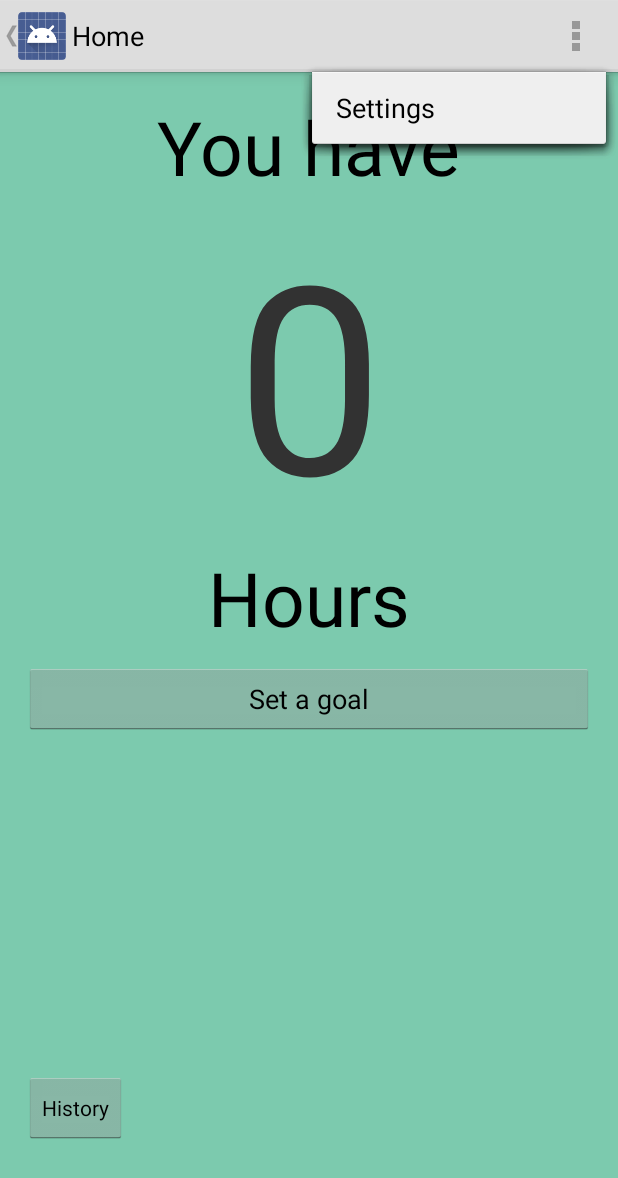
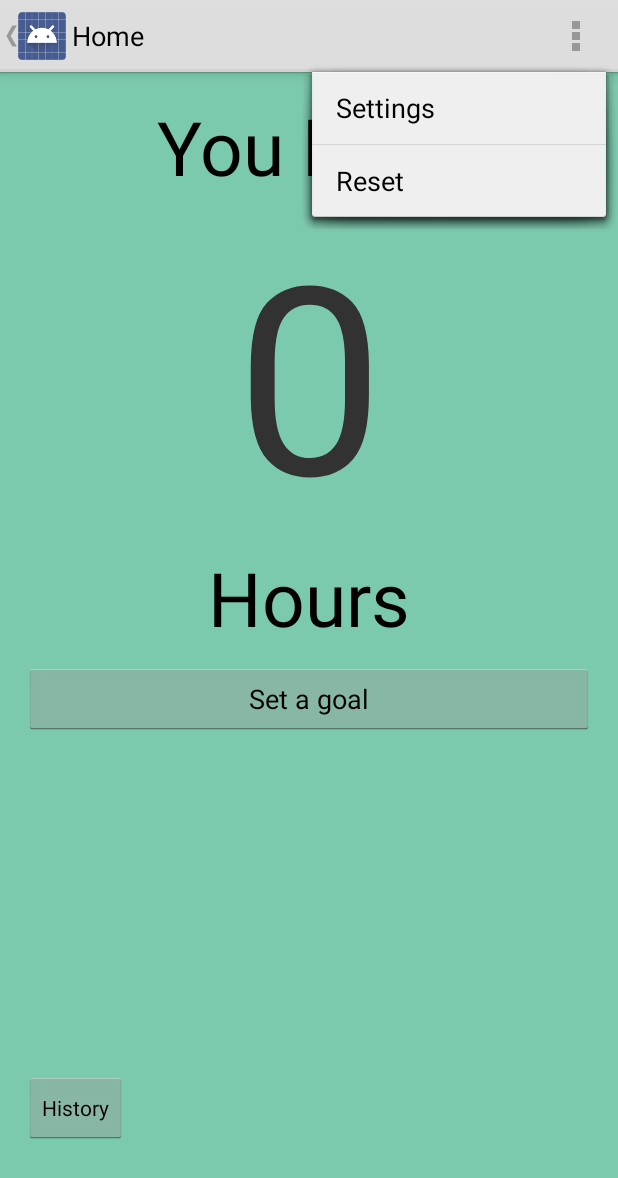
Before and after one commit to axtscz/ServiceAssistant, an Android app: the screen it shows after launch (MainActivity), with the options menu open, on a phone screen of 412 x 824 dp. Shown: the top 1178 px of the screen. Run offline under Robolectric (Android 15) with nearby library versions, the phone set to English and light mode, and no system bars; 2 statements that could not run were skipped.

Commit message:
3rd commit

```diff
--- a/app/src/main/java/com/collusion/serviceassistant/HomeFragment.java
+++ b/app/src/main/java/com/collusion/serviceassistant/HomeFragment.java
@@ -13,6 +13,9 @@ import android.os.Bundle;
 import android.support.v4.app.NotificationCompat;
 import android.util.Log;
 import android.view.LayoutInflater;
+import android.view.Menu;
+import android.view.MenuInflater;
+import android.view.MenuItem;
 import android.view.View;
 import android.view.ViewGroup;
 import android.widget.Button;
@@ -37,8 +40,29 @@ public class HomeFragment extends Fragment {
             Bundle savedInstanceState) {
 
         View rootView = inflater.inflate(R.layout.fragment_home, container, false);
+        setHasOptionsMenu(true);
+        return rootView;
+    }
 
-        return rootView;
+    public void onCreateOptionsMenu(Menu menu, MenuInflater inflater) {
+        inflater.inflate(R.menu.home_menu, menu);
+        //fav.setIcon(R.drawable.btn_star_big_off);
+        super.onCreateOptionsMenu(menu, inflater);
+    }
+
+    public boolean onOptionsItemSelected(MenuItem item) {
+        switch (item.getItemId()) {
+            case R.id.reset:
+                reset();
+                return false;
+            //case R.id.fragment_menu_item:
+                // Do Fragment menu item stuff here
+                //return true;
+            default:
+                break;
+        }
+
+        return false;
     }
 
     public void onViewCreated(View view, Bundle savedInstanceState)
@@ -64,10 +88,17 @@ public class HomeFragment extends Fragment {
         Button button = (Button) getView().findViewById(R.id.goalButton);
         button.setOnClickListener(goalDialogLaunch);
 
+        alarmDeterminate();
+
+
+    }
+
+    public void alarmDeterminate()
+    {
         Calendar cal = Calendar.getInstance();
         int currentDay = cal.get(Calendar.DAY_OF_MONTH);
         Log.i("INFO", String.valueOf(currentDay));
-        int secondsUntilday = 31-currentDay;//*24*60*60;
+        int secondsUntilday = 31-currentDay;
         secondsUntilday = secondsUntilday*24;
         secondsUntilday = secondsUntilday*60;
         secondsUntilday = secondsUntilday*60;
@@ -458,39 +489,6 @@ public class HomeFragment extends Fragment {
 
             Integer hoursToGo = goalNum - hourstoDate;
             String hoursToGoStr = Integer.toString(hoursToGo);
-
-            if (currentDay > 10) {
-                /*
-                NotificationCompat.Builder mBuilder =
-                        new NotificationCompat.Builder(this)
-                                .setSmallIcon(R.drawable.notification_icon64)
-                                .setContentTitle("Goal update")
-                                .setContentText("You only need " + hoursToGoStr + " hours to reach this months goal");
-// Creates an explicit intent for an Activity in your app
-                Intent resultIntent = new Intent(this, MainActivity.class);
-
-// The stack builder object will contain an artificial back stack for the
-// started Activity.
-// This ensures that navigating backward from the Activity leads out of
-// your application to the Home screen.
-                TaskStackBuilder stackBuilder = TaskStackBuilder.create(this);
-// Adds the back stack for the Intent (but not the Intent itself)
-                stackBuilder.addParentStack(HomeFragment.class);
-// Adds the Intent that starts the Activity to the top of the stack
-                stackBuilder.addNextIntent(resultIntent);
-                PendingIntent resultPendingIntent =
-                        stackBuilder.getPendingIntent(
-                                0,
-                                PendingIntent.FLAG_UPDATE_CURRENT
-                        );
-                mBuilder.setContentIntent(resultPendingIntent);
-                NotificationManager mNotificationManager =
-                        (NotificationManager) getSystemService(Context.NOTIFICATION_SERVICE);
-// mId allows you to update the notification later on.
-                mNotificationManager.notify(mId, mBuilder.build());
-            }
-            */
-            }
             TextView left = (TextView) getView().findViewById(R.id.HoursToGo);
             if (hoursToGo <= 0) {
                 left.setText("You are done!");
--- a/app/src/main/java/com/collusion/serviceassistant/MainActivity.java
+++ b/app/src/main/java/com/collusion/serviceassistant/MainActivity.java
@@ -63,7 +63,7 @@ public class MainActivity extends Activity {
 		// Find People
 		navDrawerItems.add(new NavDrawerItem(navMenuTitles[1], navMenuIcons.getResourceId(1, -1)));
 		// Photos
-		//navDrawerItems.add(new NavDrawerItem(navMenuTitles[2], navMenuIcons.getResourceId(2, -1)));
+		navDrawerItems.add(new NavDrawerItem(navMenuTitles[2], navMenuIcons.getResourceId(2, -1)));
 		// Communities, Will add a counter here
 		//navDrawerItems.add(new NavDrawerItem(navMenuTitles[3], navMenuIcons.getResourceId(3, -1), true, "22"));
 		// Pages
--- a/app/src/main/java/com/collusion/serviceassistant/onAlarmReceive.java
+++ b/app/src/main/java/com/collusion/serviceassistant/onAlarmReceive.java
@@ -25,8 +25,8 @@ public class onAlarmReceive extends BroadcastReceiver {
         NotificationCompat.Builder mBuilder =
                 new NotificationCompat.Builder(context)
                         .setSmallIcon(R.drawable.ic_history64)
-                        .setContentTitle("My notification")
-                        .setContentText("Hello World!");
+                        .setContentTitle("Report Ready")
+                        .setContentText("Your Monthly report is ready");
 // Creates an explicit intent for an Activity in your app
         Intent resultIntent = new Intent(context, getClass());
 
--- /dev/null
+++ b/app/src/main/res/menu/home_menu.xml
@@ -0,0 +1,11 @@
+<?xml version="1.0" encoding="utf-8"?>
+
+<menu xmlns:android="http://schemas.android.com/apk/res/android" >
+
+    <item
+        android:id="@+id/reset"
+        android:orderInCategory="100"
+        android:showAsAction="never"
+        android:title="@string/resetMenu"/>
+
+</menu>
--- a/app/src/main/res/values/strings.xml
+++ b/app/src/main/res/values/strings.xml
@@ -37,5 +37,6 @@
     <string name="EnterAGoal">Enter a goal for the month</string>
     <string name="CancelButton">Cancel</string>
     <string name="saveButton">Save</string>
+    <string name="resetMenu">Reset</string>
 
 </resources>
```
Also changed, not shown: 1 other file.
